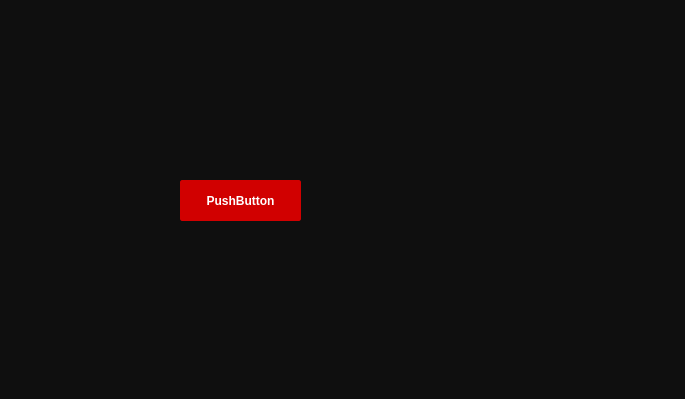
First picture: the form in user_page.ui, repository Pouyaamini123/Messenger_smile_20, before the edit.
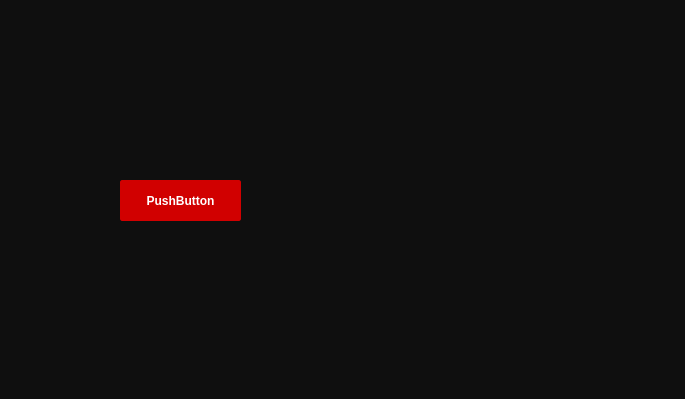
Second picture: the form after the edit. Icons and pictures are not drawn.

```diff
--- a/user_page.ui
+++ b/user_page.ui
@@ -185,7 +185,7 @@
   <widget class="QPushButton" name="pushButton">
    <property name="geometry">
     <rect>
-     <x>180</x>
+     <x>120</x>
      <y>180</y>
      <width>121</width>
      <height>41</height>
```
